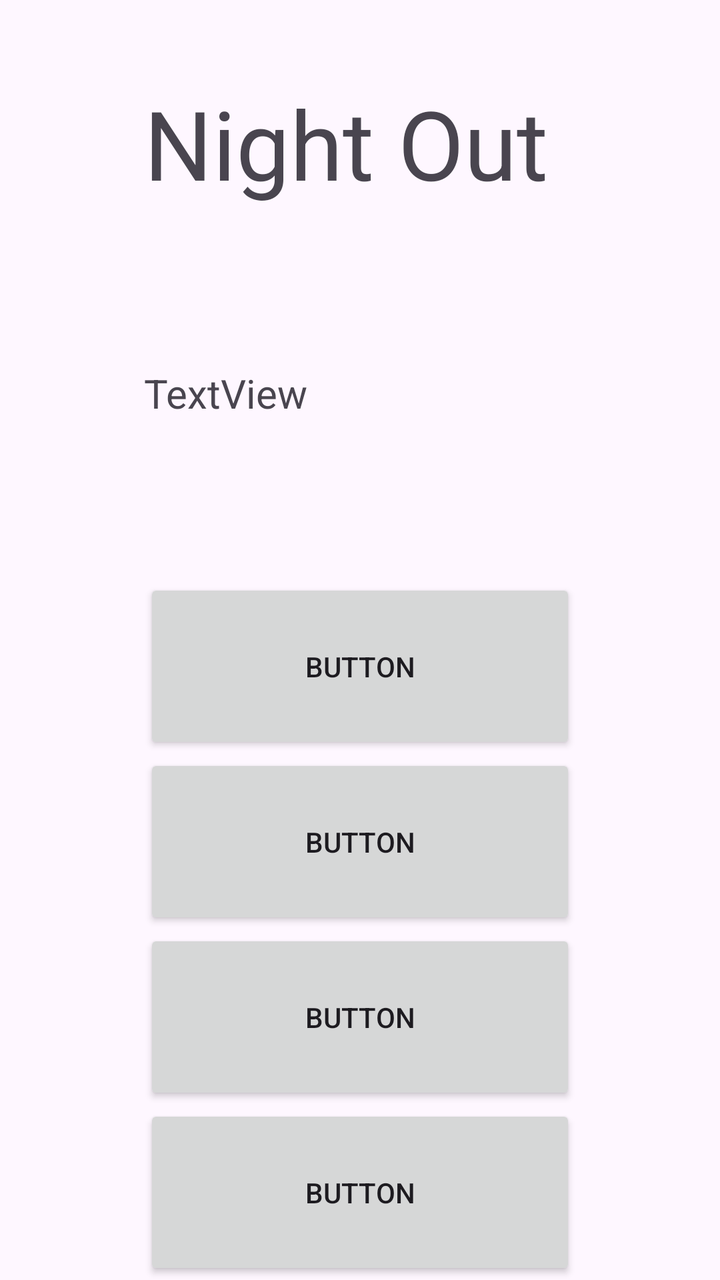
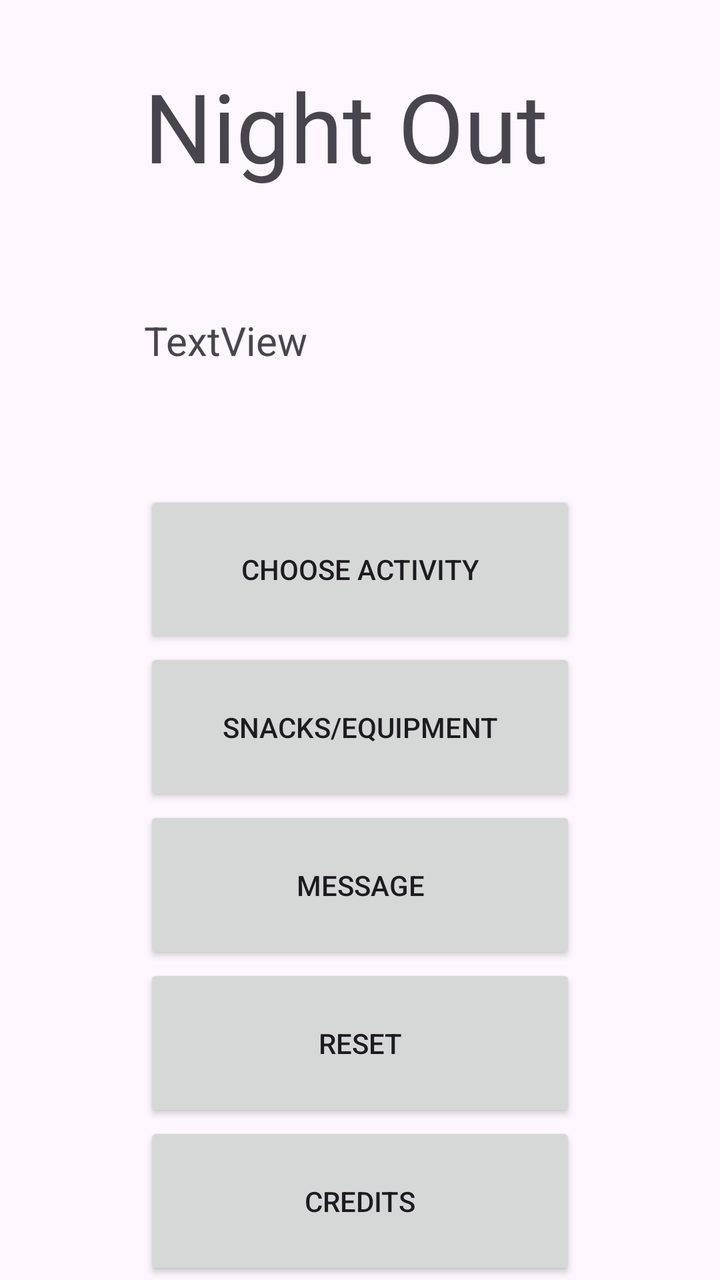

Screens rendered from an Android XML layout before and after an edit, with the pre-edit source and the edit as a unified diff.
<!-- AndroidManifest.xml: application theme Theme.Ex09222 -->
<!-- res/layout/activity_main.xml -->
<?xml version="1.0" encoding="utf-8"?>
<LinearLayout xmlns:android="http://schemas.android.com/apk/res/android"
    xmlns:app="http://schemas.android.com/apk/res-auto"
    xmlns:tools="http://schemas.android.com/tools"
    android:id="@+id/main"
    android:layout_width="match_parent"
    android:layout_height="match_parent"
    tools:context=".MainActivity">

    <Space
        android:layout_width="match_parent"
        android:layout_height="match_parent"
        android:layout_weight="2" />

    <LinearLayout
        android:layout_width="match_parent"
        android:layout_height="match_parent"
        android:layout_weight="1"
        android:orientation="vertical">

        <Space
            android:layout_width="match_parent"
            android:layout_height="wrap_content"
            android:layout_weight="1" />

        <TextView
            android:layout_width="match_parent"
            android:layout_height="wrap_content"
            android:layout_weight="2"
            android:text="Night Out"
            android:textAlignment="center"
            android:textSize="48sp" />

        <TextView
            android:id="@+id/tv"
            android:layout_width="match_parent"
            android:layout_height="wrap_content"
            android:layout_weight="2"
            android:text="TextView"
            android:textAlignment="center"
            android:textSize="20sp" />

        <Button
            android:id="@+id/button"
            android:layout_width="match_parent"
            android:layout_height="wrap_content"
            android:layout_weight="1"
            android:onClick="chooseActivity"
            android:text="Button" />

        <Button
            android:id="@+id/button2"
            android:layout_width="match_parent"
            android:layout_height="wrap_content"
            android:layout_weight="1"
            android:onClick="chooseAddones"
            android:text="Button" />

        <Button
            android:id="@+id/button4"
            android:layout_width="match_parent"
            android:layout_height="wrap_content"
            android:layout_weight="1"
            android:onClick="chooseName"
            android:text="Button" />

        <Button
            android:id="@+id/button3"
            android:layout_width="match_parent"
            android:layout_height="wrap_content"
            android:layout_weight="1"
            android:onClick="reset"
            android:text="Button" />

    </LinearLayout>

    <Space
        android:layout_width="match_parent"
        android:layout_height="match_parent"
        android:layout_weight="2" />

</LinearLayout>
<!-- resources referenced by this layout -->
<resources>
  <style name="Theme.Ex09222" parent="Base.Theme.Ex09222" />
  <style name="Base.Theme.Ex09222" parent="Theme.Material3.DayNight.NoActionBar">
          
          
      </style>
</resources>

<!-- the commit's change to res/layout/activity_main.xml (unified diff, before → after) -->
@@ -46,7 +46,7 @@
             android:layout_height="wrap_content"
             android:layout_weight="1"
             android:onClick="chooseActivity"
-            android:text="Button" />
+            android:text="Choose activity" />
 
         <Button
             android:id="@+id/button2"
@@ -54,7 +54,7 @@
             android:layout_height="wrap_content"
             android:layout_weight="1"
             android:onClick="chooseAddones"
-            android:text="Button" />
+            android:text="Snacks/Equipment" />
 
         <Button
             android:id="@+id/button4"
@@ -62,7 +62,7 @@
             android:layout_height="wrap_content"
             android:layout_weight="1"
             android:onClick="chooseName"
-            android:text="Button" />
+            android:text="message" />
 
         <Button
             android:id="@+id/button3"
@@ -70,7 +70,15 @@
             android:layout_height="wrap_content"
             android:layout_weight="1"
             android:onClick="reset"
-            android:text="Button" />
+            android:text="reset" />
+
+        <Button
+            android:id="@+id/button5"
+            android:layout_width="match_parent"
+            android:layout_height="wrap_content"
+            android:layout_weight="1"
+            android:onClick="moveToCredit"
+            android:text="CREDITS" />
 
     </LinearLayout>
 
